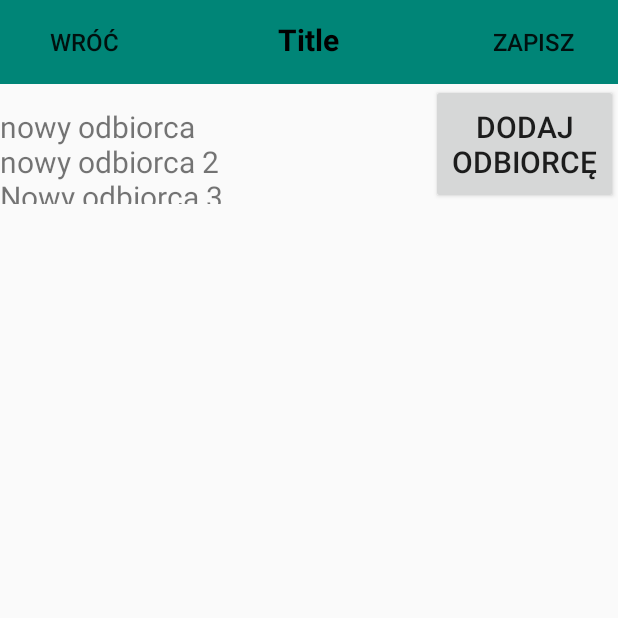
After one commit to noriiOla/AppForSeniors, an Android app: the NewSmsActivity screen opened directly, with no data from a screen before it, on a phone screen of 412 x 824 dp, the top half of it. The commit adds this screen. Run offline under Robolectric (Android 15) with nearby library versions, the phone set to English and light mode, and no system bars; our stand-ins replace ButterKnife.

Commit message:
view for new sms

```diff
--- a/app/src/main/AndroidManifest.xml
+++ b/app/src/main/AndroidManifest.xml
@@ -5,7 +5,7 @@
     <uses-permission android:name="android.permission.RECEIVE_SMS" />
     <uses-permission android:name="android.permission.READ_SMS" />
     <uses-permission android:name="android.permission.SEND_SMS" />
-    <uses-permission android:name="android.permission.READ_CONTACTS"/>
+    <uses-permission android:name="android.permission.READ_CONTACTS" />
 
     <application
         android:allowBackup="true"
@@ -14,11 +14,12 @@
         android:roundIcon="@mipmap/ic_launcher_round"
         android:supportsRtl="true"
         android:theme="@style/AppTheme">
-        <!--<receiver android:name=".MessagerListActivity">-->
-            <!--<intent-filter>-->
-                <!--<action android:name="android.provider.Telephony.SMS_RECEIVED"/>-->
-            <!--</intent-filter>-->
-        <!--</receiver>-->
+
+        <!-- <receiver android:name=".MessagerListActivity"> -->
+        <!-- <intent-filter> -->
+        <!-- <action android:name="android.provider.Telephony.SMS_RECEIVED"/> -->
+        <!-- </intent-filter> -->
+        <!-- </receiver> -->
 
         <activity android:name=".MainActivity" />
         <activity android:name=".ManuActivity">
@@ -30,7 +31,8 @@
         </activity>
         <activity android:name=".ExampleActivity" />
         <activity android:name=".smsActivitys.MessagerActivity" />
-        <activity android:name=".smsActivitys.MessagerListActivity"></activity>
+        <activity android:name=".smsActivitys.MessagerListActivity" />
+        <activity android:name=".smsActivitys.NewSmsActivity"></activity>
     </application>
 
 </manifest>
--- a/app/src/main/java/com/example/olastandard/appforseniors/smsActivitys/MessagerActivity.java
+++ b/app/src/main/java/com/example/olastandard/appforseniors/smsActivitys/MessagerActivity.java
@@ -39,7 +39,6 @@
     }
 
     private void initRecyclerView() {
-
         messagerSmsList.setHasFixedSize(true);
         mLayoutManager = new LinearLayoutManager(this);
         messagerSmsList.setLayoutManager(mLayoutManager);
@@ -50,6 +49,6 @@
 
     private void initToolbar(String name) {
         setTitle(name);
-        changeTitleForRightButton(getResources().getString(R.string.newS));
+        changeTitleForRightButton(getResources().getString(R.string.write));
     }
 }
--- /dev/null
+++ b/app/src/main/java/com/example/olastandard/appforseniors/smsActivitys/NewSmsActivity.java
@@ -0,0 +1,19 @@
+package com.example.olastandard.appforseniors.smsActivitys;
+
+import android.os.Bundle;
+
+import com.example.olastandard.appforseniors.MainActivity;
+import com.example.olastandard.appforseniors.R;
+
+import butterknife.ButterKnife;
+
+public class NewSmsActivity extends MainActivity {
+
+    @Override
+    protected void onCreate(Bundle savedInstanceState) {
+        super.onCreate(savedInstanceState);
+        initAddlayout(R.layout.activity_new_sms);
+        ButterKnife.bind(this);
+
+    }
+}
--- a/app/src/main/java/com/example/olastandard/appforseniors/smsActivitys/smsAdapters/SmsPersonListAdapter.java
+++ b/app/src/main/java/com/example/olastandard/appforseniors/smsActivitys/smsAdapters/SmsPersonListAdapter.java
@@ -81,7 +81,11 @@
         if (position == lastSelectedItem) {
             holder.changeBackgroundColorToGreen();
         }else {
-            holder.clearBackgroundColor();
+            if (mDataset.get(position).getListOfSms().get(0).getReadState().equals("0")) {
+                holder.changeBackgroundColorToRed();
+            }else {
+                holder.clearBackgroundColor();
+            }
         }
     }
 
--- a/app/src/main/java/com/example/olastandard/appforseniors/smsActivitys/smsHelperClassess/SmsHelper.java
+++ b/app/src/main/java/com/example/olastandard/appforseniors/smsActivitys/smsHelperClassess/SmsHelper.java
@@ -12,7 +12,11 @@
 import com.example.olastandard.appforseniors.Objects.PersonSmsData;
 import com.example.olastandard.appforseniors.Objects.Sms;
 
+import java.text.DateFormat;
+import java.text.SimpleDateFormat;
 import java.util.ArrayList;
+import java.util.Calendar;
+import java.util.Date;
 import java.util.List;
 
 public class SmsHelper {
@@ -100,6 +104,14 @@
         return new ArrayList<>();
     }
 
+    public String timeStampToDate(long timeStamp) {
+        DateFormat formatter = new SimpleDateFormat("dd/MM/yyyy hh:mm");
+        Calendar calendar = Calendar.getInstance();
+        calendar.setTimeInMillis(timeStamp);
+        String finalDateString = formatter.format(calendar.getTime());
+        return finalDateString;
+    }
+
     public List<PersonSmsData> actualizeListOfSms() {
         Sms objSms;
         Uri message = Uri.parse("content://sms/");
@@ -117,7 +129,10 @@
 
                 objSms.setMsg(c.getString(c.getColumnIndexOrThrow("body")));
                 objSms.setReadState(c.getString(c.getColumnIndex("read")));
-                objSms.setTime(c.getString(c.getColumnIndexOrThrow("date")));
+                long timestamp = c.getLong(c.getColumnIndexOrThrow("date"));
+
+                objSms.setTime(timeStampToDate(timestamp));
+
                 if (c.getString(c.getColumnIndexOrThrow("type")).contains("1")) {
                     objSms.setFolderName("inbox");
                 } else {
--- /dev/null
+++ b/app/src/main/res/layout/activity_new_sms.xml
@@ -0,0 +1,53 @@
+<?xml version="1.0" encoding="utf-8"?>
+<android.support.constraint.ConstraintLayout xmlns:android="http://schemas.android.com/apk/res/android"
+    xmlns:app="http://schemas.android.com/apk/res-auto"
+    xmlns:tools="http://schemas.android.com/tools"
+    android:layout_width="match_parent"
+    android:layout_height="match_parent"
+    tools:context=".smsActivitys.NewSmsActivity"
+    android:layout_marginLeft="8dp"
+
+    android:layout_marginRight="8dp">
+
+    <LinearLayout
+        android:layout_width="match_parent"
+        android:layout_height="match_parent"
+        android:orientation="vertical">
+
+        <LinearLayout
+            android:layout_width="match_parent"
+            android:layout_height="wrap_content"
+            android:weightSum="6"
+            android:minHeight="50dp"
+            android:maxHeight="100dp"
+            android:orientation="horizontal">
+
+            <TextView
+                android:layout_width="match_parent"
+                android:layout_height="wrap_content"
+                android:layout_weight="5"
+                android:textSize="20dp"
+                android:text="nowy odbiorca\nnowy odbiorca 2\nNowy odbiorca 3"
+                android:minHeight="50dp"
+                android:maxHeight="100dp"/>
+
+            <Button
+                android:layout_width="150dp"
+                android:layout_height="80dp"
+                android:textSize="20dp"
+                android:layout_weight="1"
+                android:text="@string/newReceiver"
+                />
+        </LinearLayout>
+
+        <TextView
+            android:layout_width="match_parent"
+            android:layout_height="200dp" />
+
+        <!--<android.inputmethodservice.KeyboardView-->
+            <!--android:layout_width="match_parent"-->
+            <!--android:layout_height="wrap_content"-->
+            <!--/>-->
+    </LinearLayout>
+
+</android.support.constraint.ConstraintLayout>
--- a/app/src/main/res/values/strings.xml
+++ b/app/src/main/res/values/strings.xml
@@ -5,6 +5,7 @@
     <string name="back">WRÓĆ</string>
     <string name="save">ZAPISZ</string>
     <string name="newS">NOWA</string>
+    <string name="write">NAPISZ</string>
 
     <!--Menu-->
     <string name="menu">MENU</string>
@@ -20,5 +21,5 @@
     <string name="show">POKAŻ</string>
     <string name="delete">USUŃ</string>
     <string name="me">Ja</string>
-
+    <string name="newReceiver">DODAJ ODBIORCĘ</string>
 </resources>
```
